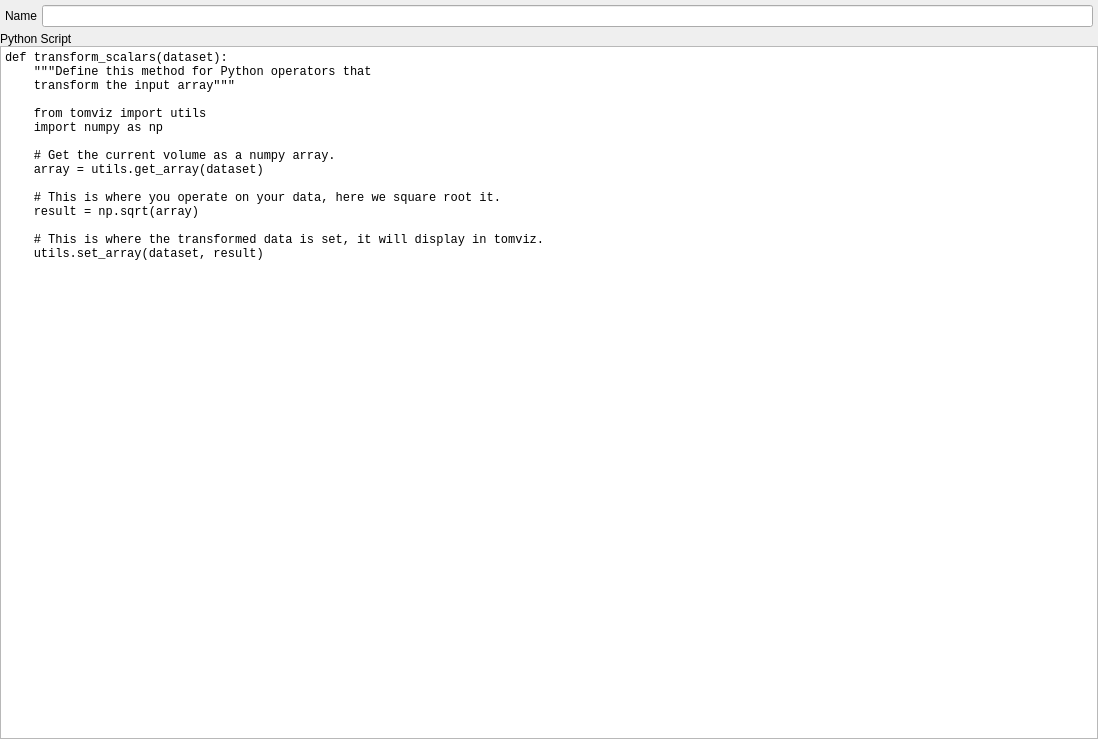
First picture: the form in tomviz/EditPythonOperatorWidget.ui, repository OpenChemistry/tomviz, before the edit.
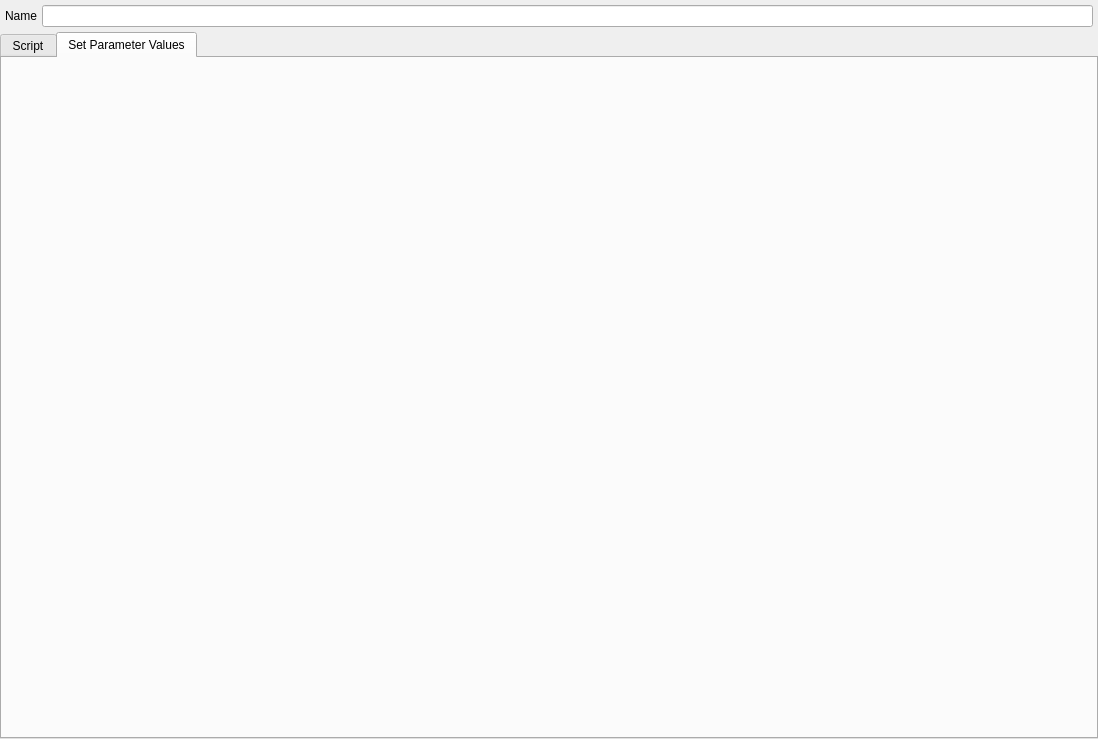
Second picture: the form after the edit.

Commit message:
Add infrastructure to use custom widgets in python operator dialogs
Custom widgets can be added and referenced from the JSON description of
an operator to provide richer UI options than the JSON alone.

The edit to the form file:
```diff
--- a/tomviz/EditPythonOperatorWidget.ui
+++ b/tomviz/EditPythonOperatorWidget.ui
@@ -73,6 +73,16 @@
     </widget>
    </item>
    <item>
+    <widget class="QTabWidget" name="tabWidget">
+     <property name="currentIndex">
+      <number>1</number>
+     </property>
+     <widget class="QWidget" name="scriptTab">
+      <attribute name="title">
+       <string>Script</string>
+      </attribute>
+      <layout class="QVBoxLayout" name="verticalLayout_2">
+       <item>
     <widget class="QLabel" name="label_2">
      <property name="text">
       <string>Python Script</string>
@@ -106,6 +116,20 @@
     # This is where the transformed data is set, it will display in tomviz.
     utils.set_array(dataset, result)</string>
      </property>
+        </widget>
+       </item>
+      </layout>
+     </widget>
+     <widget class="QWidget" name="tab_2">
+      <attribute name="title">
+       <string>Set Parameter Values</string>
+      </attribute>
+      <layout class="QHBoxLayout" name="horizontalLayout_2">
+       <item>
+        <widget class="QWidget" name="argumentsWidget" native="true"/>
+       </item>
+      </layout>
+     </widget>
     </widget>
    </item>
   </layout>
```
Left out of the diff: 22 changed lines with no effect on the pictures. Lines whose indentation alone changed are shown as unchanged. The commit also changes 5 other files.
